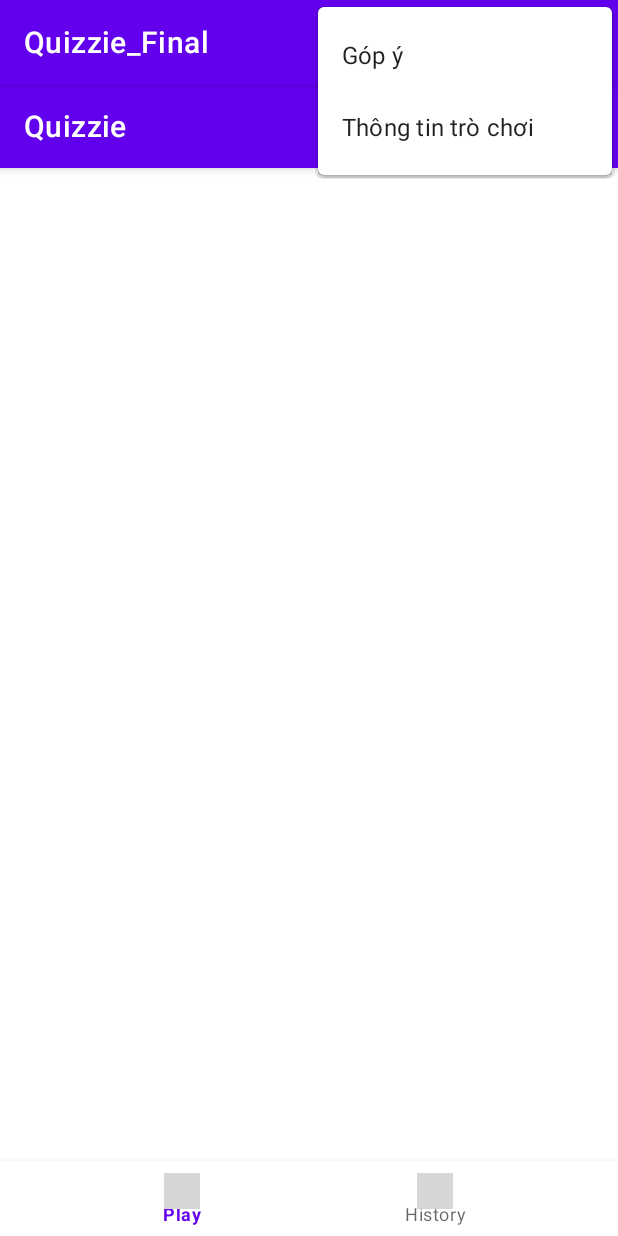
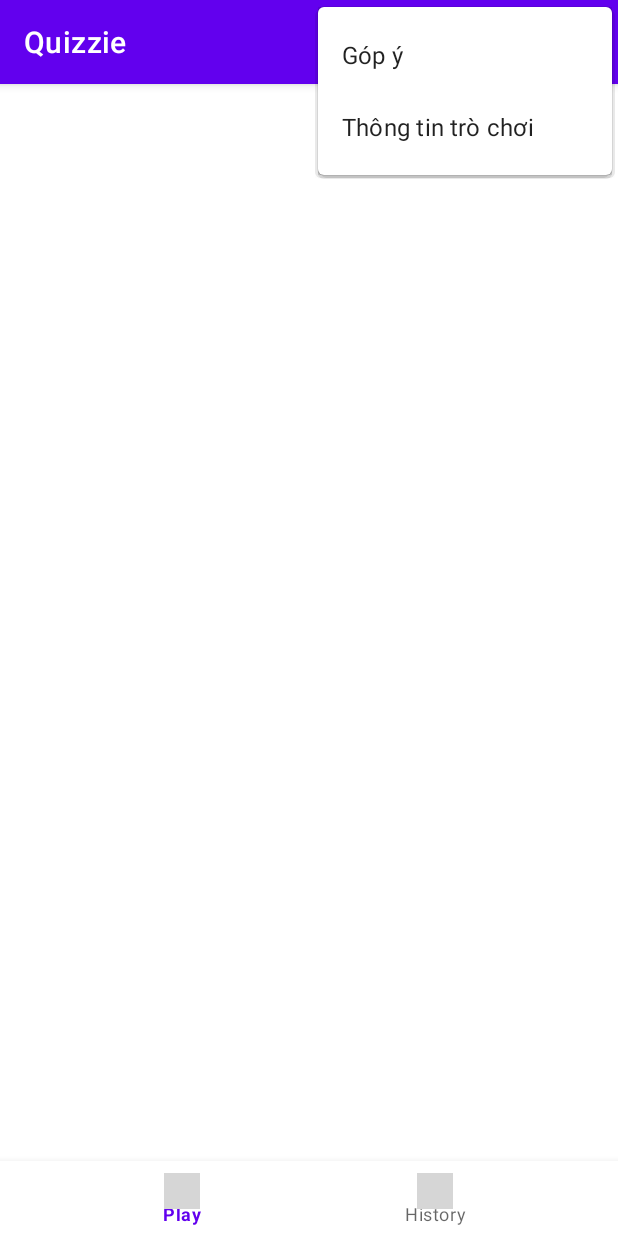
Before and after one commit to MingDeCalax/Project_LTTBDD_CuoiKi, an Android app: the screen it shows after launch (MainActivity), with the options menu open, on a phone screen of 412 x 824 dp. Run offline under Robolectric (Android 15) with nearby library versions, the phone set to English and light mode, and no system bars; grey boxes are pictures that could not be loaded.

Commit message:
fix sync themes

```diff
--- a/app/src/main/java/com/example/quizzie_final/MainActivity.java
+++ b/app/src/main/java/com/example/quizzie_final/MainActivity.java
@@ -26,7 +26,8 @@ public class MainActivity extends AppCompatActivity {
         binding = ActivityMainBinding.inflate(getLayoutInflater());
         setContentView(binding.getRoot());
 
-        Toolbar toolbar = findViewById(R.id.toolbar);
+        Toolbar toolbar = (Toolbar) findViewById(R.id.toolbar);
+        setSupportActionBar(toolbar);
     }
 
     @Override
--- a/app/src/main/res/values/themes.xml
+++ b/app/src/main/res/values/themes.xml
@@ -1,6 +1,6 @@
 <resources xmlns:tools="http://schemas.android.com/tools">
     <!-- Base application theme. -->
-    <style name="Theme.Quizzie_Final" parent="Theme.MaterialComponents.Light.DarkActionBar">
+    <style name="Theme.Quizzie_Final" parent="Theme.MaterialComponents.Light.NoActionBar">
         <!-- Primary brand color. -->
         <item name="colorPrimary">@color/purple_500</item>
         <item name="colorPrimaryVariant">@color/black</item>
```
